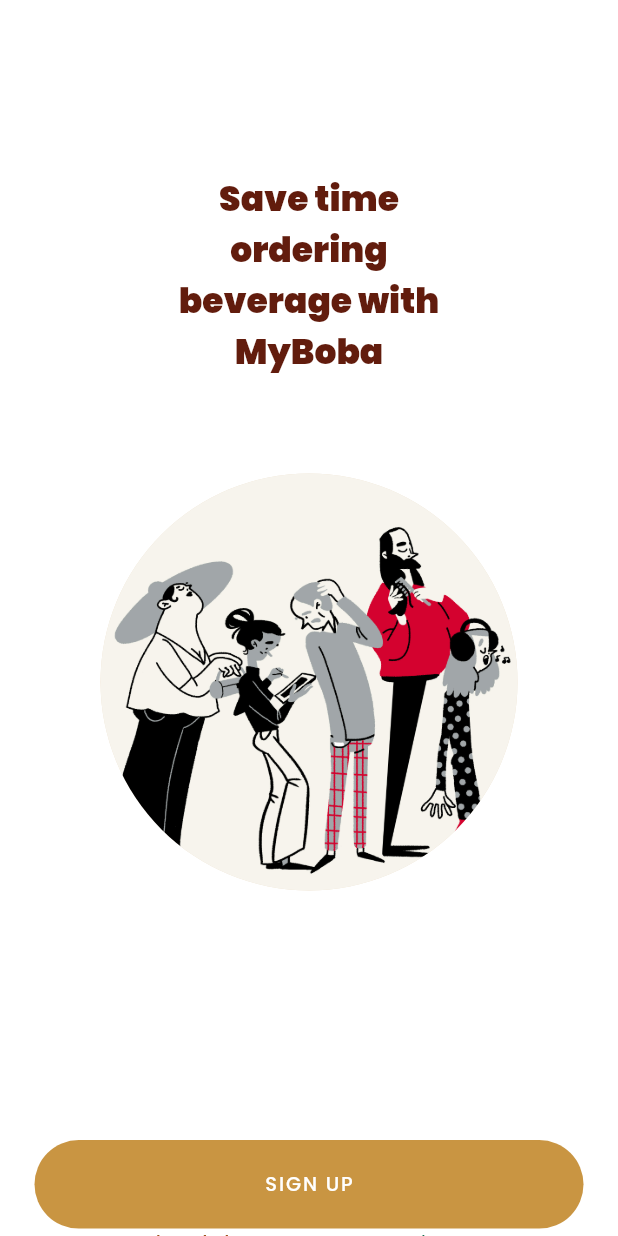
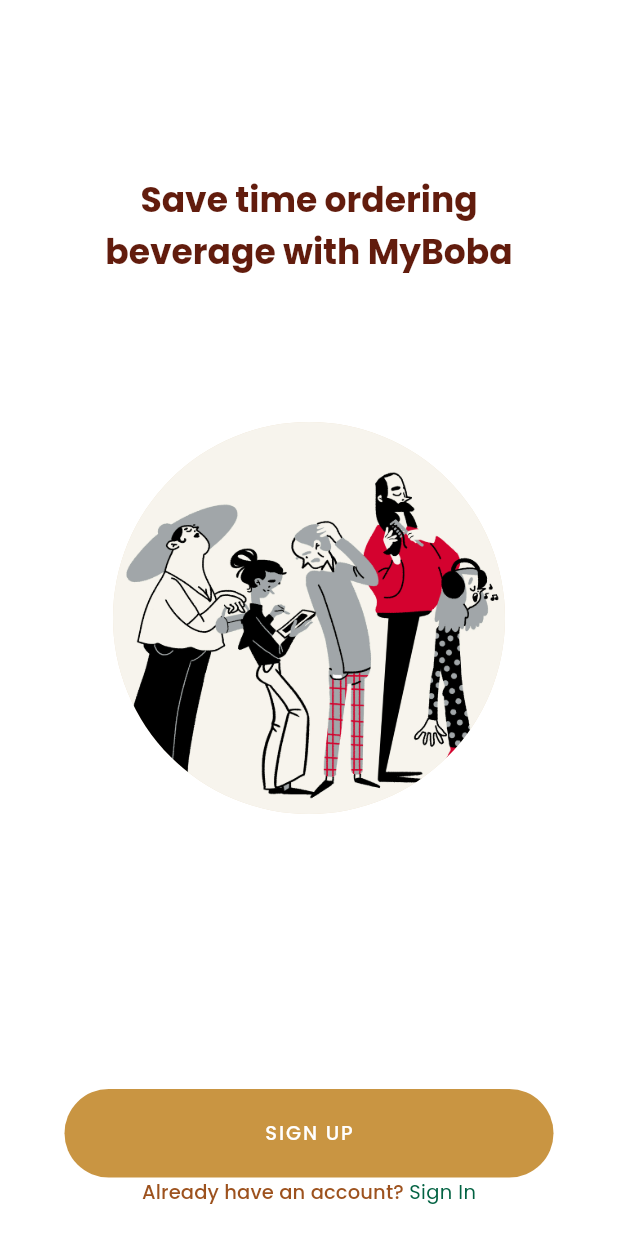
Before and after one commit to kaikoga45/myboba, a Flutter app: the screen it shows after launch, on a phone screen of 412 x 824 dp. Run offline on Flutter 3.47's test engine with Material 2 defaults, Android fonts, the light colour scheme and no system bars; our stand-ins replace cloud_firestore, firebase_auth, firebase_core, font_awesome_flutter, google_fonts; accounts and stored records are empty.

Commit message:
Changing to use expanded

```diff
--- a/lib/ui/screens/welcome_screens.dart
+++ b/lib/ui/screens/welcome_screens.dart
@@ -7,21 +7,27 @@
 
   @override
   Widget build(BuildContext context) {
-    double widthScreen = MediaQuery.of(context).size.width;
-    double heightScreen = MediaQuery.of(context).size.height;
-
     return Scaffold(
-      body: Container(
+      body: Padding(
+        padding: const EdgeInsets.all(20.0),
+        child: Container(
           child: Column(
             children: [
-            SizedBox(height: (heightScreen * 0.14)),
-            _heading(context),
-            SizedBox(height: heightScreen * 0.078),
-            _picture(),
-            SizedBox(height: heightScreen * 0.202),
+              Expanded(child: _heading(context)),
+              Expanded(child: _picture()),
+              Expanded(
+                child: Container(
+                  child: Column(
+                    mainAxisAlignment: MainAxisAlignment.end,
+                    children: [
                       _buttonSignUp(context),
                       _buttonSignIn(context),
                     ],
+                  ),
+                ),
+              ),
+            ],
+          ),
         ),
       ),
     );
@@ -29,16 +35,19 @@
 
   Widget _heading(BuildContext context) {
     return Container(
-      padding: EdgeInsets.only(
-        left: 100,
-        right: 100,
-      ),
-      child: Text(
+      padding: EdgeInsets.symmetric(horizontal: 50),
+      child: Column(
+        mainAxisAlignment: MainAxisAlignment.center,
+        children: [
+          Text(
             "Save time ordering beverage with MyBoba",
             style: Theme.of(context).textTheme.headline5.copyWith(
-              fontWeight: FontWeight.w900,
+                  fontWeight: FontWeight.bold,
                 ),
             textAlign: TextAlign.center,
+            maxLines: 3,
+          ),
+        ],
       ),
     );
   }
@@ -60,8 +69,7 @@
   Widget _buttonSignUp(BuildContext context) {
     double widthScreen = MediaQuery.of(context).size.width;
 
-    return
-        Container(
+    return Container(
       margin: EdgeInsets.symmetric(horizontal: 23),
       child: FlatButton(
         child: Text("SIGN UP"),
@@ -72,13 +80,12 @@
         color: Color(0xFFC99542),
         padding: EdgeInsets.all(20),
         minWidth: widthScreen,
-            shape: RoundedRectangleBorder(
-                borderRadius: BorderRadius.circular(100)),
+        shape: RoundedRectangleBorder(borderRadius: BorderRadius.circular(100)),
       ),
     );
   }
 
-  Widget _buttonSignIn(BuildContext context){
+  Widget _buttonSignIn(BuildContext context) {
     return Row(
       mainAxisAlignment: MainAxisAlignment.center,
       crossAxisAlignment: CrossAxisAlignment.start,
```
Lines whose indentation alone changed are shown as unchanged.
